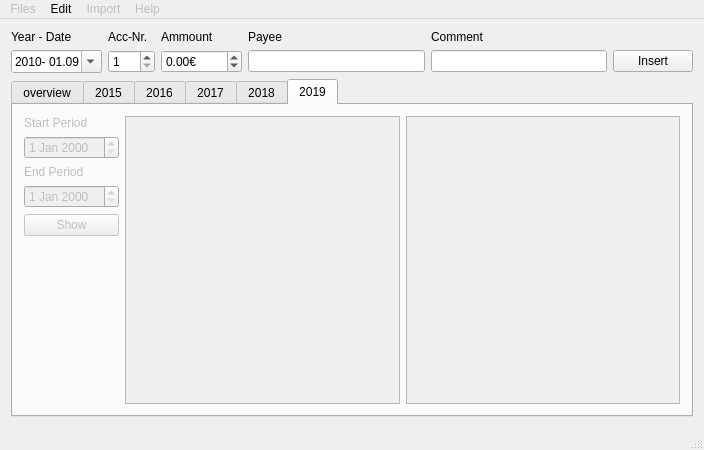
Qt form src/mainwindow.ui (MichaelSX/financeGUI) before a commit.
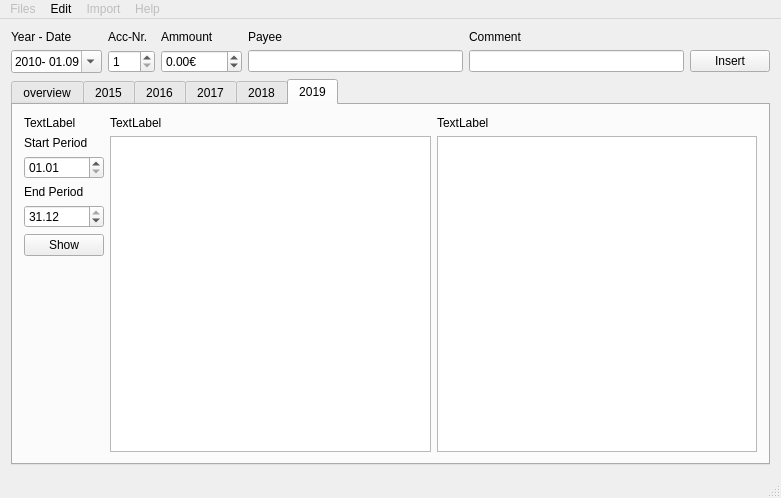
The same form after that commit. The open tabs and pages were chosen to show the change.

The edit to the form file:
```diff
--- a/src/mainwindow.ui
+++ b/src/mainwindow.ui
@@ -6,8 +6,8 @@
    <rect>
     <x>0</x>
     <y>0</y>
-    <width>704</width>
-    <height>450</height>
+    <width>781</width>
+    <height>498</height>
    </rect>
   </property>
   <property name="windowTitle">
@@ -487,13 +487,34 @@
       </widget>
       <widget class="QWidget" name="year5Tab">
        <property name="enabled">
-        <bool>false</bool>
+        <bool>true</bool>
        </property>
        <attribute name="title">
         <string>2019</string>
        </attribute>
-       <layout class="QHBoxLayout" name="horizontalLayout_5">
-        <item>
+       <layout class="QGridLayout" name="gridLayout_7">
+        <item row="0" column="0">
+         <widget class="QLabel" name="year5_sum">
+          <property name="text">
+           <string>TextLabel</string>
+          </property>
+         </widget>
+        </item>
+        <item row="0" column="1">
+         <widget class="QLabel" name="year5_plus">
+          <property name="text">
+           <string>TextLabel</string>
+          </property>
+         </widget>
+        </item>
+        <item row="0" column="2">
+         <widget class="QLabel" name="year5_minus">
+          <property name="text">
+           <string>TextLabel</string>
+          </property>
+         </widget>
+        </item>
+        <item row="1" column="0">
          <layout class="QVBoxLayout" name="verticalLayout_6">
           <item>
            <widget class="QLabel" name="label_14">
@@ -503,7 +524,55 @@
            </widget>
           </item>
           <item>
-           <widget class="QDateEdit" name="startDate1_5"/>
+           <widget class="QDateEdit" name="startDate1_5">
+            <property name="dateTime">
+             <datetime>
+              <hour>0</hour>
+              <minute>0</minute>
+              <second>0</second>
+              <year>2019</year>
+              <month>1</month>
+              <day>1</day>
+             </datetime>
+            </property>
+            <property name="maximumDateTime">
+             <datetime>
+              <hour>23</hour>
+              <minute>59</minute>
+              <second>59</second>
+              <year>2019</year>
+              <month>12</month>
+              <day>31</day>
+             </datetime>
+            </property>
+            <property name="minimumDateTime">
+             <datetime>
+              <hour>0</hour>
+              <minute>0</minute>
+              <second>0</second>
+              <year>2019</year>
+              <month>1</month>
+              <day>1</day>
+             </datetime>
+            </property>
+            <property name="maximumDate">
+             <date>
+              <year>2019</year>
+              <month>12</month>
+              <day>31</day>
+             </date>
+            </property>
+            <property name="minimumDate">
+             <date>
+              <year>2019</year>
+              <month>1</month>
+              <day>1</day>
+             </date>
+            </property>
+            <property name="displayFormat">
+             <string>dd.MM</string>
+            </property>
+           </widget>
           </item>
           <item>
            <widget class="QLabel" name="label_15">
@@ -513,7 +582,35 @@
            </widget>
           </item>
           <item>
-           <widget class="QDateEdit" name="endDate1_5"/>
+           <widget class="QDateEdit" name="endDate1_5">
+            <property name="dateTime">
+             <datetime>
+              <hour>0</hour>
+              <minute>0</minute>
+              <second>0</second>
+              <year>2019</year>
+              <month>12</month>
+              <day>31</day>
+             </datetime>
+            </property>
+            <property name="maximumDate">
+             <date>
+              <year>2019</year>
+              <month>12</month>
+              <day>31</day>
+             </date>
+            </property>
+            <property name="minimumDate">
+             <date>
+              <year>2019</year>
+              <month>1</month>
+              <day>1</day>
+             </date>
+            </property>
+            <property name="displayFormat">
+             <string>dd.MM</string>
+            </property>
+           </widget>
           </item>
           <item>
            <widget class="QPushButton" name="showButton_5">
@@ -537,10 +634,10 @@
           </item>
          </layout>
         </item>
-        <item>
+        <item row="1" column="1">
          <widget class="QTableView" name="year5Tab_viewl"/>
         </item>
-        <item>
+        <item row="1" column="2">
          <widget class="QTableView" name="year5Tab_viewr"/>
         </item>
        </layout>
@@ -554,7 +651,7 @@
     <rect>
      <x>0</x>
      <y>0</y>
-     <width>704</width>
+     <width>781</width>
      <height>24</height>
     </rect>
    </property>
```
Left out of the diff: 465 changed lines with no effect on the pictures.
